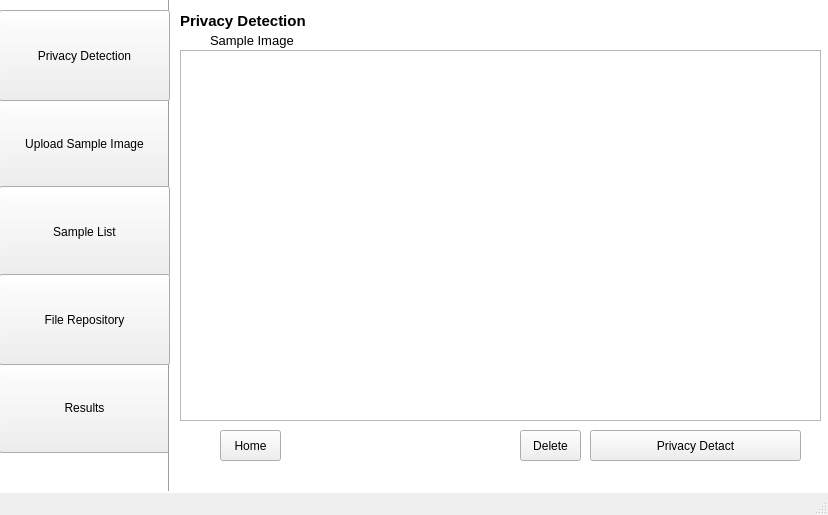
CSID-DGU/2023-1-CECD3-Sugar-4, file app/gui/UI/ui_3.ui: the form before one commit.
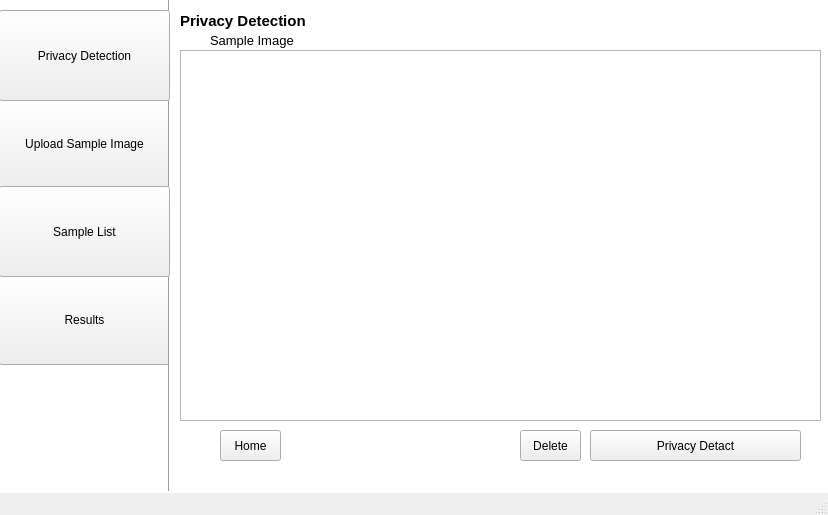
The form after the commit.

The edit to the form file:
```diff
--- a/app/gui/UI/ui_3.ui
+++ b/app/gui/UI/ui_3.ui
@@ -53,7 +53,7 @@
     <property name="geometry">
      <rect>
       <x>-1</x>
-      <y>362</y>
+      <y>274</y>
       <width>171</width>
       <height>91</height>
      </rect>
@@ -178,19 +178,6 @@
      <string>Sample List</string>
     </property>
    </widget>
-   <widget class="QPushButton" name="pushButton_7">
-    <property name="geometry">
-     <rect>
-      <x>-1</x>
-      <y>274</y>
-      <width>171</width>
-      <height>91</height>
-     </rect>
-    </property>
-    <property name="text">
-     <string>File Repository</string>
-    </property>
-   </widget>
    <widget class="QPushButton" name="pushButton_8">
     <property name="geometry">
      <rect>
```
